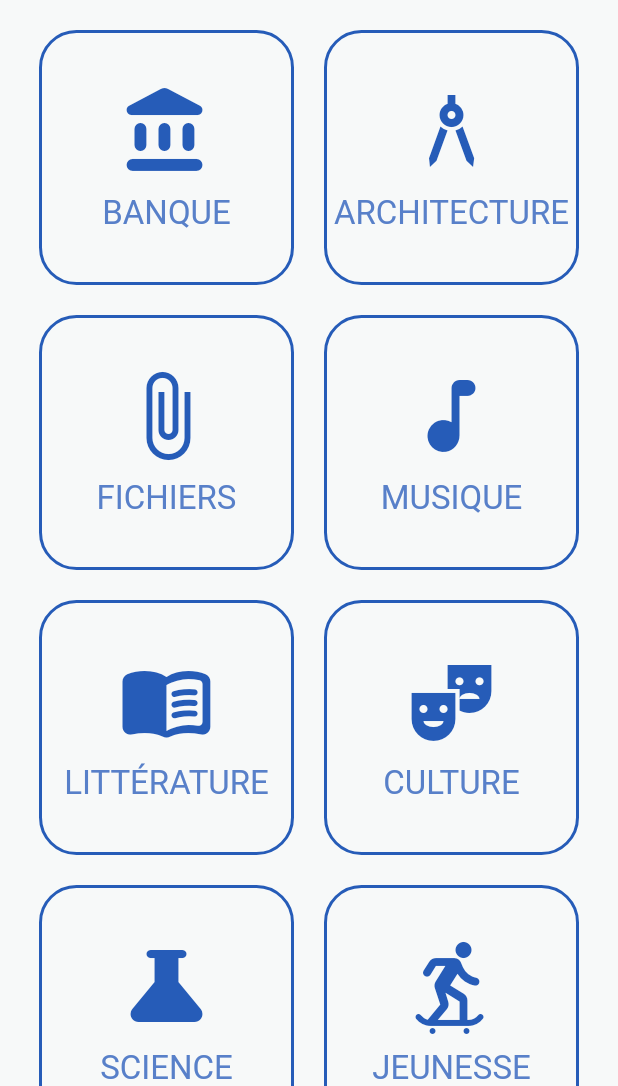
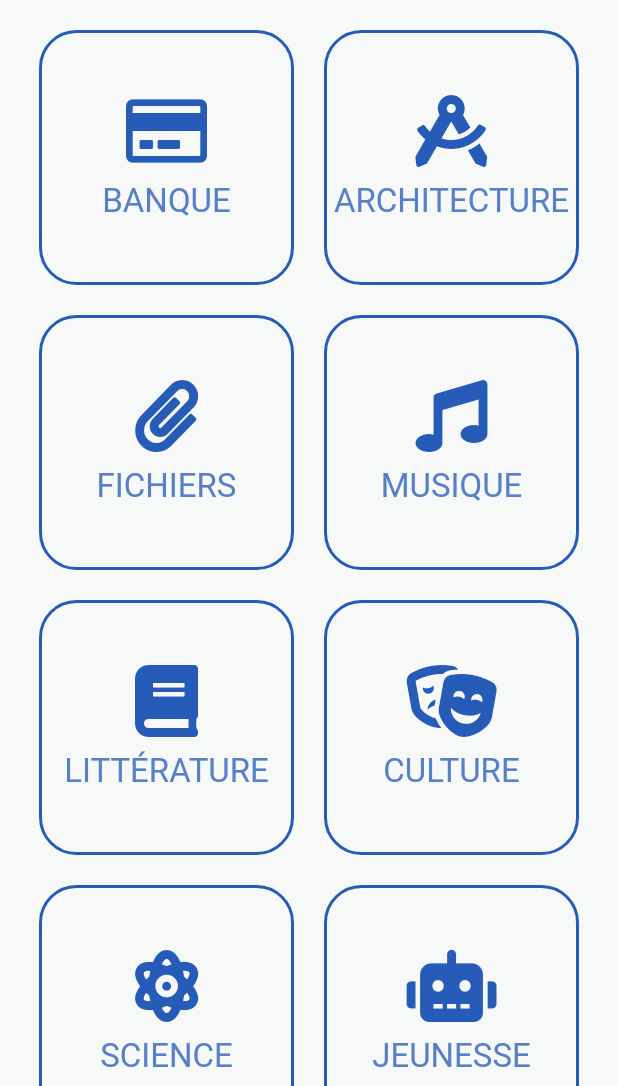
Before and after one commit to JulienCorbo/le_cube, a Flutter app: the homePage screen opened directly, scrolled down 1152 dp, after a tap on "PLUS DE CATÉGORIES", on a phone screen of 412 x 824 dp, the part 150-1236 px from its top. Run offline on Flutter 3.47's test engine with Material 2 defaults, Android fonts, the phone set to English and light mode, and no system bars; our stand-ins replace carousel_slider, font_awesome_flutter, form_validator, google_fonts, share_plus, video_player.

```diff
--- a/lib/commons/constants.dart
+++ b/lib/commons/constants.dart
@@ -1,4 +1,5 @@
 import 'package:flutter/material.dart';
+import 'package:font_awesome_flutter/font_awesome_flutter.dart';
 import 'package:google_fonts/google_fonts.dart';
 
 final buttonWhite = ElevatedButton.styleFrom(
@@ -75,10 +76,10 @@ Widget categoryElementPage({
           child: Column(
             mainAxisAlignment: MainAxisAlignment.center,
             children: [
-              Icon(
+              FaIcon(
                 icon,
                 color: blueIcon,
-                size: 64,
+                size: 48,
               ),
               const SizedBox(height: 10),
               Text(
@@ -109,10 +110,10 @@ Widget spotlightElement({
       alignment: WrapAlignment.center,
       children: [
         const SizedBox(height: 10, width: double.infinity),
-        Icon(
+        FaIcon(
           icon,
           color: blueIcon,
-          size: 40,
+          size: 36,
         ),
         const SizedBox(width: 10),
         Text(
@@ -141,9 +142,9 @@ Widget spotlightElement({
           mainAxisAlignment: MainAxisAlignment.center,
           children: [
             IconButton(
-              iconSize: 48,
+              iconSize: 36,
               onPressed: () {},
-              icon: const Icon(Icons.star_outline_rounded),
+              icon: const FaIcon(FontAwesomeIcons.star),
               color: blueButton,
             ),
             const SizedBox(width: 20),
@@ -189,12 +190,12 @@ Widget categoryElement({
     alignment: WrapAlignment.center,
     children: [
       const SizedBox(height: 15, width: double.infinity),
-      Icon(
+      FaIcon(
         icon,
         color: blueIcon,
-        size: 80,
+        size: 64,
       ),
-      const SizedBox(width: double.infinity),
+      const SizedBox(width: double.infinity, height: 16),
       Text(
         categoryTitle,
         overflow: TextOverflow.ellipsis,
--- a/lib/main.dart
+++ b/lib/main.dart
@@ -1,6 +1,7 @@
 import 'package:flutter/material.dart';
 
 import 'package:le_cube/screens/login.dart';
+import 'package:le_cube/screens/homePage.dart';
 
 void main() {
   runApp(const MyApp());
@@ -17,7 +18,7 @@ class MyApp extends StatelessWidget {
         //canvasColor: Colors.transparent,
         primarySwatch: Colors.blue,
       ),
-      home: const Login(),
+      home: const homePage(),
     );
   }
 }
--- a/lib/screens/category.dart
+++ b/lib/screens/category.dart
@@ -1,4 +1,5 @@
 import 'package:flutter/material.dart';
+import 'package:font_awesome_flutter/font_awesome_flutter.dart';
 
 import 'package:le_cube/commons/constants.dart';
 import 'package:le_cube/widgets/navigationDrawer.dart';
@@ -62,43 +63,43 @@ class _categoryPageState extends State<categoryPage> {
                           Row(
                               mainAxisAlignment: MainAxisAlignment.center,
                               children:[
-                                categoryElementPage(icon: Icons.account_balance_rounded, title: 'BANQUE'),
+                                categoryElementPage(icon: FontAwesomeIcons.creditCard, title: 'BANQUE'),
                                 const SizedBox(width: 20),
-                                categoryElementPage(icon: Icons.architecture, title: 'ARCHITECTURE')
+                                categoryElementPage(icon: FontAwesomeIcons.draftingCompass, title: 'ARCHITECTURE')
                               ]
                           ),
                           const SizedBox(height: 20),
                           Row(
                               mainAxisAlignment: MainAxisAlignment.center,
                               children:[
-                                categoryElementPage(icon: Icons.attach_file, title: 'FICHIERS'),
+                                categoryElementPage(icon: FontAwesomeIcons.paperclip, title: 'FICHIERS'),
                                 const SizedBox(width: 20),
-                                categoryElementPage(icon: Icons.music_note_rounded, title: 'MUSIQUE')
+                                categoryElementPage(icon: FontAwesomeIcons.music, title: 'MUSIQUE')
                               ]
                           ),
                           const SizedBox(height: 20),
                           Row(
                               mainAxisAlignment: MainAxisAlignment.center,
                               children:[
-                                categoryElementPage(icon: Icons.menu_book_rounded , title: 'LITTÉRATURE'),
+                                categoryElementPage(icon: FontAwesomeIcons.book, title: 'LITTÉRATURE'),
                                 const SizedBox(width: 20),
-                                categoryElementPage(icon: Icons.theater_comedy , title: 'CULTURE')
+                                categoryElementPage(icon: FontAwesomeIcons.theaterMasks, title: 'CULTURE')
                               ]
                           ),
                           const SizedBox(height: 20),
                           Row(
                               mainAxisAlignment: MainAxisAlignment.center,
                               children:[
-                                categoryElementPage(icon: Icons.science_rounded , title: 'SCIENCE'),
+                                categoryElementPage(icon: FontAwesomeIcons.atom, title: 'SCIENCE'),
                                 const SizedBox(width: 20),
-                                categoryElementPage(icon: Icons.skateboarding_rounded , title: 'JEUNESSE')
+                                categoryElementPage(icon: FontAwesomeIcons.robot, title: 'JEUNESSE')
                               ]
                           ),
                           const SizedBox(height: 20),
                           Row(
                               mainAxisAlignment: MainAxisAlignment.center,
                               children:[
-                                categoryElementPage(icon: Icons.military_tech_rounded , title: 'HISTOIRE'),
+                                categoryElementPage(icon: FontAwesomeIcons.robot, title: 'HISTOIRE'),
                                 const SizedBox(width: 20),
                                 categoryElementPage(icon: Icons.park_rounded , title: 'NATURE')
                               ]
--- a/lib/screens/homePage.dart
+++ b/lib/screens/homePage.dart
@@ -1,6 +1,7 @@
 import 'package:flutter/material.dart';
 import 'package:google_fonts/google_fonts.dart';
 import 'package:carousel_slider/carousel_slider.dart';
+import 'package:font_awesome_flutter/font_awesome_flutter.dart';
 
 import 'package:le_cube/commons/constants.dart';
 import 'package:le_cube/screens/category.dart';
@@ -99,9 +100,9 @@ class _homePageState extends State<homePage> {
                           const SizedBox(height: 10),
                           CarouselSlider(
                               items: [
-                                spotlightElement(title: 'Lorem ipsum',category: 'BANQUE', icon: Icons.account_balance),
-                                spotlightElement(title: 'Lorem ipsum', category: 'ARCHITECTURE', icon: Icons.architecture),
-                                spotlightElement(title: 'Lorem ipsum', category: 'FICHIERS', icon: Icons.attach_file)
+                                spotlightElement(title: 'Lorem ipsum',category: 'BANQUE', icon: FontAwesomeIcons.creditCard),
+                                spotlightElement(title: 'Lorem ipsum', category: 'ARCHITECTURE', icon: FontAwesomeIcons.draftingCompass),
+                                spotlightElement(title: 'Lorem ipsum', category: 'FICHIERS', icon: FontAwesomeIcons.paperclip)
                               ],
                               options: CarouselOptions(
                                   initialPage: 0,
@@ -170,9 +171,9 @@ class _homePageState extends State<homePage> {
                         const SizedBox(height: 20),
                         CarouselSlider(
                           items: [
-                            categoryElement(icon: Icons.account_balance, categoryTitle: 'BANQUE', nbrRessource: '25'),
-                            categoryElement(icon: Icons.architecture, categoryTitle: 'ARCHITECTURE', nbrRessource: '17'),
-                            categoryElement(icon: Icons.attach_file, categoryTitle: 'FICHIERS', nbrRessource: '34'),
+                            categoryElement(icon: FontAwesomeIcons.creditCard, categoryTitle: 'BANQUE', nbrRessource: '25'),
+                            categoryElement(icon: FontAwesomeIcons.draftingCompass, categoryTitle: 'ARCHITECTURE', nbrRessource: '17'),
+                            categoryElement(icon: FontAwesomeIcons.paperclip, categoryTitle: 'FICHIERS', nbrRessource: '34'),
                           ],
                           options: CarouselOptions(
                               enlargeCenterPage: true,
```
